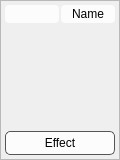
This is 7Wonders/UI/CardWidget.ui in lydiagroza/ProjectMC as Qt 5 draws it before an edit. The edited form follows.
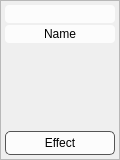
This is the edited form.

Patch:
```diff
--- a/7Wonders/UI/CardWidget.ui
+++ b/7Wonders/UI/CardWidget.ui
@@ -51,8 +51,6 @@
        <number>4</number>
       </property>
       <item>
-       <layout class="QHBoxLayout" name="headerLayout">
-        <item>
          <widget class="QLabel" name="costLabel">
           <property name="styleSheet">
            <string>background-color: rgba(255, 255, 255, 210); border-radius: 4px; padding: 2px; font-weight: bold; color: black;</string>
@@ -81,8 +79,6 @@
           </property>
          </widget>
         </item>
-       </layout>
-      </item>
       <item>
        <spacer name="verticalSpacer">
         <property name="orientation">
```
Left out of the diff: 2 changed lines with no effect on the pictures. Lines whose indentation alone changed are shown as unchanged.
